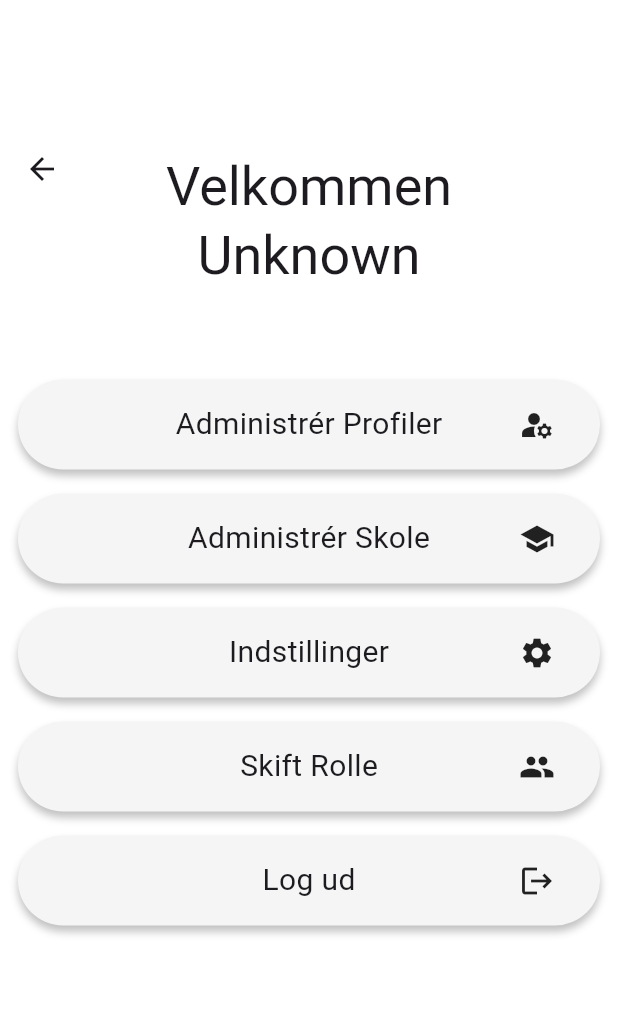
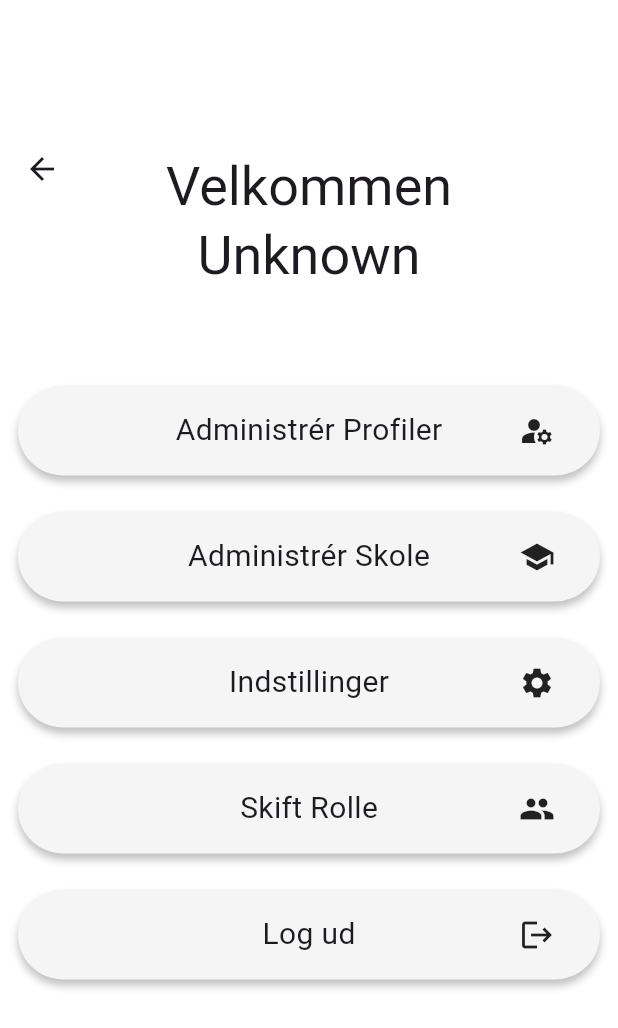
Before and after one commit to aau-giraf/foodplanner, a Flutter app: the AdminLandingPage screen opened directly, on a phone screen of 412 x 824 dp. Shown: the top 1028 px of the screen. Run offline on Flutter 3.47's test engine with Material 3 defaults, Android fonts, the phone set to English and light mode, and no system bars; our stand-ins replace camera, dropdown_button2, flutter_advanced_switch, flutter_secure_storage, go_router, image_picker and 1 more; missing offline and left inert: flutter_advanced_segment, flutter_sficon, openapi_generator_annotations; accounts and stored records are empty; network calls fail.

Commit message:
Fixed
fil navn ændret.
Spacingen mellem knapperne er præcis det samme som figmaen (har sammenlignet det side om side). der er ikke nogen back knap på vælg rolle page so den der evige go back loop vil ikke være der.

```diff
--- a/foodplanner/lib/pages/landing_page_admin.dart
+++ b/foodplanner/lib/pages/landing_page_admin.dart
@@ -3,7 +3,7 @@ import 'package:flutter_sficon/flutter_sficon.dart';
 import 'package:foodplanner/auth/auth_provider.dart';
 import 'package:foodplanner/components/search_field.dart';
 import 'package:foodplanner/components/settings_widget.dart';
-import 'package:foodplanner/pages/Change_Roll.dart';
+import 'package:foodplanner/pages/change_roll_page.dart';
 import 'package:go_router/go_router.dart';
 import 'package:foodplanner/api/openapi/lib/api.dart';
 import 'package:foodplanner/services/api_config.dart';
@@ -162,7 +162,7 @@ class _LandingPageAdminState extends State<AdminLandingPage> {
                 const SizedBox(height: 10),
                 ...adminActions.map((action) {
                   return Padding(
-                    padding: const EdgeInsets.symmetric(vertical: 8),
+                    padding: const EdgeInsets.symmetric(vertical: 12),
                     child: GestureDetector(
                       onTap: action['ctaFunction'] as VoidCallback?,
                       child: Container(
--- a/foodplanner/lib/routes/index.dart
+++ b/foodplanner/lib/routes/index.dart
@@ -2,7 +2,7 @@ import 'package:flutter/material.dart';
 import 'package:foodplanner/auth/auth_provider.dart';
 import 'package:foodplanner/components/loading_animation.dart';
 import 'package:foodplanner/components/nav_bar.dart';
-import 'package:foodplanner/pages/Change_Roll.dart';
+import 'package:foodplanner/pages/change_roll_page.dart';
 import 'package:foodplanner/pages/add_meal_form_page.dart';
 import 'package:foodplanner/pages/create_child_page.dart';
 import 'package:foodplanner/pages/feedback_chat_page.dart';
```
Also changed, not shown: foodplanner/lib/pages/change_roll_page.dart (renamed from foodplanner/lib/pages/Change_Roll.dart, +4 -3 lines).
